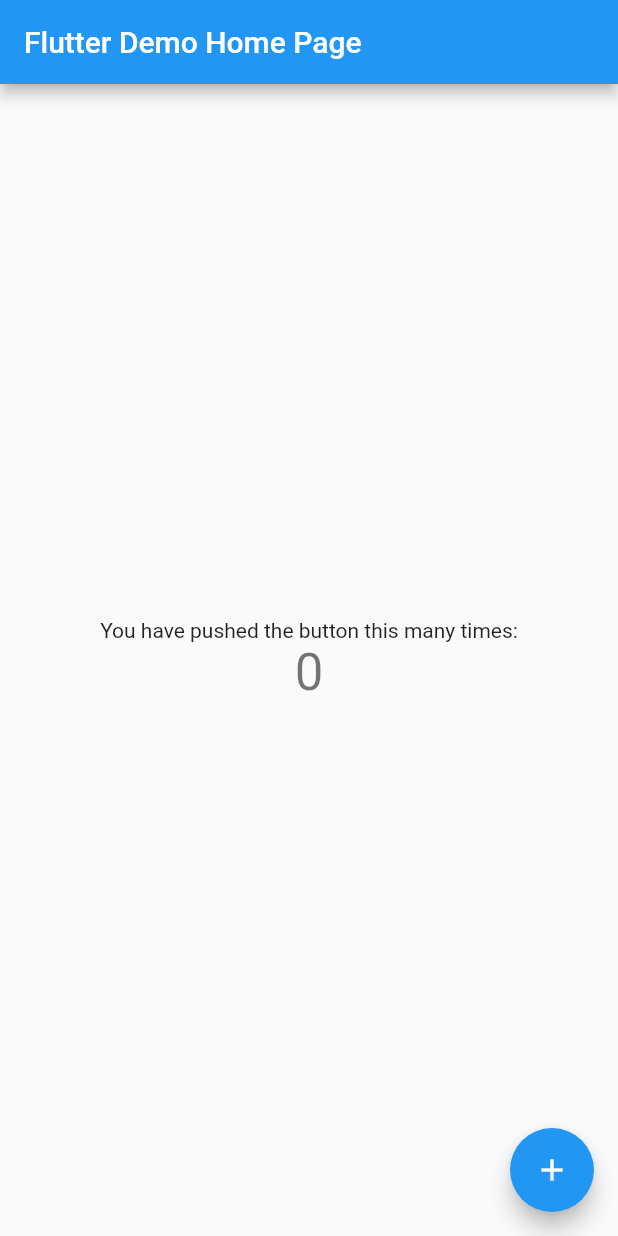
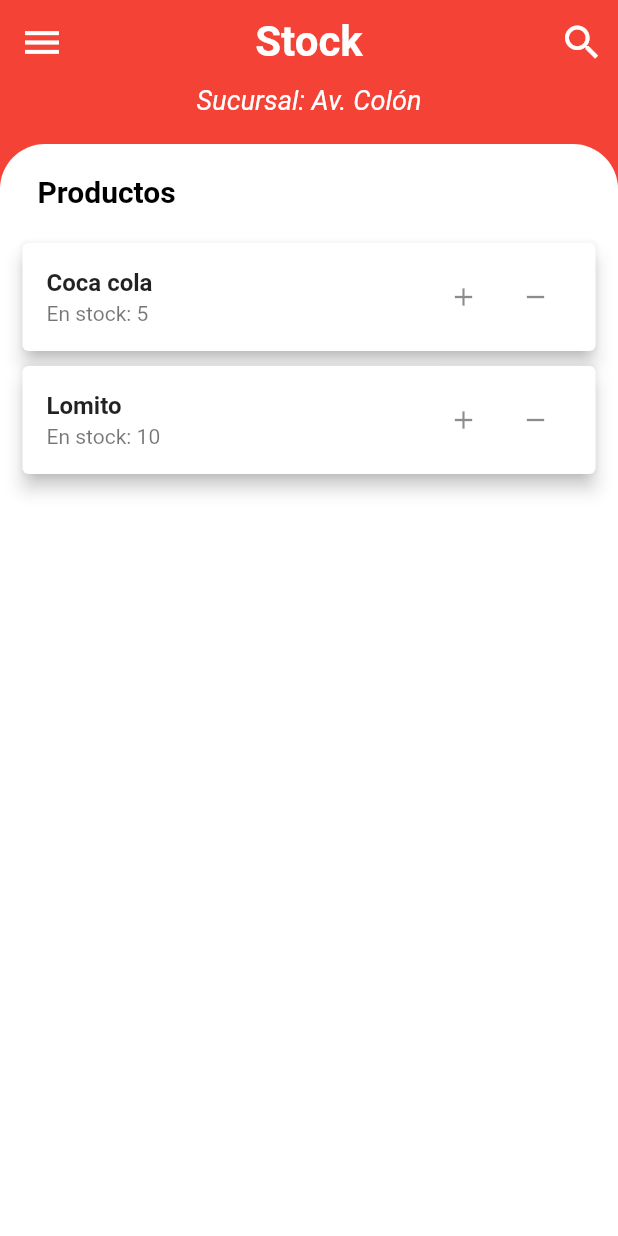
Before and after one commit to ignalauret/Flutter-stockControlApp, a Flutter app: the screen it shows after launch, on a phone screen of 412 x 824 dp. Run offline on Flutter 3.47's test engine with Material 2 defaults, Android fonts, the phone set to English and light mode, and no system bars.

Commit message:
Product and Base UI

```diff
--- /dev/null
+++ b/lib/Models/Product.dart
@@ -0,0 +1,11 @@
+import 'package:flutter/material.dart';
+
+class Product {
+  int id;
+  String name;
+  double price;
+  Icon icon;
+  int stock;
+
+  Product(this.id, this.name, this.price, this.icon, this.stock);
+}
--- /dev/null
+++ b/lib/Screens/HomeScreen.dart
@@ -0,0 +1,112 @@
+import 'package:flutter/material.dart';
+import 'package:flutter/rendering.dart';
+import 'package:stockcontrolflutter/Models/Product.dart';
+import 'package:stockcontrolflutter/Widgets/HomeScreenHeader.dart';
+import 'package:stockcontrolflutter/Widgets/ProductsList.dart';
+import 'package:stockcontrolflutter/Widgets/productListElement.dart';
+
+class HomeScreen extends StatefulWidget {
+  @override
+  _HomeScreenState createState() => _HomeScreenState();
+}
+
+class _HomeScreenState extends State<HomeScreen> {
+  var Products = [
+    Product(
+      1,
+      "Coca cola",
+      25.99,
+      Icon(Icons.local_drink),
+      5,
+    ),
+    Product(
+      2,
+      "Lomito",
+      155.99,
+      Icon(Icons.fastfood),
+      10,
+    ),
+  ];
+
+  void _addStock(int id, int amount) {
+    setState(() {
+      Products.firstWhere((prod) {
+        return prod.id == id;
+      }).stock += amount;
+    });
+  }
+
+  void showDetail() {
+
+  }
+
+  @override
+  Widget build(BuildContext context) {
+    return Scaffold(
+      backgroundColor: Theme.of(context).primaryColor,
+      appBar: AppBar(
+        centerTitle: true,
+        leading: IconButton(
+          icon: Icon(Icons.menu),
+          iconSize: 30.0,
+          color: Colors.white,
+          onPressed: () {},
+        ),
+        title: Text(
+          'Stock',
+          style: TextStyle(
+            fontSize: 28.0,
+            fontWeight: FontWeight.bold,
+          ),
+        ),
+        elevation: 0.0,
+        actions: <Widget>[
+          IconButton(
+            icon: Icon(Icons.search),
+            iconSize: 30.0,
+            color: Colors.white,
+            onPressed: () {},
+          ),
+        ],
+      ),
+      body: Column(
+        children: <Widget>[
+          HomeScreenHeader(),
+          Expanded(
+            child: Container(
+              decoration: BoxDecoration(
+                color: Colors.white,
+                borderRadius: BorderRadius.only(
+                  topLeft: Radius.circular(30.0),
+                  topRight: Radius.circular(30.0),
+                ),
+              ),
+              child: Column(
+                children: <Widget>[
+                  Container(
+                    alignment: Alignment.centerLeft,
+                    child: Padding(
+                      padding:
+                          const EdgeInsets.only(left: 25, top: 20, bottom: 18),
+                      child: Text(
+                        "Productos",
+                        style: TextStyle(
+                          color: Colors.black,
+                          fontSize: 20,
+                          fontWeight: FontWeight.bold,
+                        ),
+                      ),
+                    ),
+                  ),
+                  Expanded(
+                    child: ProductList(Products, _addStock),
+                  )
+                ],
+              ),
+            ),
+          ),
+        ],
+      ),
+    );
+  }
+}
--- /dev/null
+++ b/lib/Widgets/HomeScreenHeader.dart
@@ -0,0 +1,19 @@
+import 'package:flutter/material.dart';
+
+class HomeScreenHeader extends StatelessWidget {
+  @override
+  Widget build(BuildContext context) {
+    return Container(
+      height: 40,
+      color: Theme.of(context).primaryColor,
+      child: Text(
+        "Sucursal: Av. Colón",
+        style: TextStyle(
+          fontSize: 18,
+          color: Colors.white,
+          fontStyle: FontStyle.italic,
+        ),
+      ),
+    );
+  }
+}
--- /dev/null
+++ b/lib/Widgets/ProductsList.dart
@@ -0,0 +1,30 @@
+import 'package:flutter/material.dart';
+import 'package:stockcontrolflutter/Models/Product.dart';
+import 'package:stockcontrolflutter/Widgets/productListElement.dart';
+
+class ProductList extends StatefulWidget {
+  final List<Product> _products;
+  final Function _addStock;
+
+  ProductList(this._products, this._addStock);
+
+  @override
+  _ProductListState createState() => _ProductListState();
+}
+
+class _ProductListState extends State<ProductList> {
+  @override
+  Widget build(BuildContext context) {
+    return ListView.builder(
+      itemBuilder: (ctx, index) {
+        return ProductListElement(
+          widget._products[index].id,
+          widget._products[index].name,
+          widget._products[index].stock,
+          widget._addStock,
+        );
+      },
+      itemCount: widget._products.length,
+    );
+  }
+}
--- /dev/null
+++ b/lib/Widgets/productListElement.dart
@@ -0,0 +1,49 @@
+import 'package:flutter/material.dart';
+
+class ProductListElement extends StatelessWidget {
+  final int id;
+  final String text;
+  final int stock;
+  final Function _addStock;
+
+  ProductListElement(this.id, this.text, this.stock, this._addStock);
+  @override
+  Widget build(BuildContext context) {
+    return Card(
+      margin: EdgeInsets.symmetric(vertical: 5, horizontal: 15),
+      elevation: 5,
+      child: ListTile(
+        title: Text(
+          text,
+          style: TextStyle(
+            fontWeight: FontWeight.bold,
+          ),
+        ),
+        subtitle: Text("En stock: $stock"),
+        trailing: Container(
+          width: 100,
+          child: Row(
+            mainAxisAlignment: MainAxisAlignment.end,
+            children: <Widget>[
+              IconButton(
+                icon: Icon(Icons.add),
+                iconSize: 20,
+                onPressed: () {
+                  _addStock(id, 1);
+                },
+              ),
+              IconButton(
+                icon: Icon(Icons.remove),
+                iconSize: 20,
+                onPressed: () {
+                  _addStock(id, -1);
+                },
+              ),
+            ],
+          ),
+        ),
+        onLongPress: () {},
+      ),
+    );
+  }
+}
--- a/lib/main.dart
+++ b/lib/main.dart
@@ -1,4 +1,6 @@
 import 'package:flutter/material.dart';
+
+import 'Screens/HomeScreen.dart';
 
 void main() => runApp(MyApp());
 
@@ -7,105 +9,13 @@ class MyApp extends StatelessWidget {
   @override
   Widget build(BuildContext context) {
     return MaterialApp(
-      title: 'Flutter Demo',
+      title: 'Flutter Chat UI',
+      debugShowCheckedModeBanner: false,
       theme: ThemeData(
-        // This is the theme of your application.
-        //
-        // Try running your application with "flutter run". You'll see the
-        // application has a blue toolbar. Then, without quitting the app, try
-        // changing the primarySwatch below to Colors.green and then invoke
-        // "hot reload" (press "r" in the console where you ran "flutter run",
-        // or simply save your changes to "hot reload" in a Flutter IDE).
-        // Notice that the counter didn't reset back to zero; the application
-        // is not restarted.
-        primarySwatch: Colors.blue,
+        primaryColor: Colors.red,
+        accentColor: Color(0xFFFEF9EB),
       ),
-      home: MyHomePage(title: 'Flutter Demo Home Page'),
+      home: HomeScreen(),
     );
   }
 }
-
-class MyHomePage extends StatefulWidget {
-  MyHomePage({Key key, this.title}) : super(key: key);
-
-  // This widget is the home page of your application. It is stateful, meaning
-  // that it has a State object (defined below) that contains fields that affect
-  // how it looks.
-
-  // This class is the configuration for the state. It holds the values (in this
-  // case the title) provided by the parent (in this case the App widget) and
-  // used by the build method of the State. Fields in a Widget subclass are
-  // always marked "final".
-
-  final String title;
-
-  @override
-  _MyHomePageState createState() => _MyHomePageState();
-}
-
-class _MyHomePageState extends State<MyHomePage> {
-  int _counter = 0;
-
-  void _incrementCounter() {
-    setState(() {
-      // This call to setState tells the Flutter framework that something has
-      // changed in this State, which causes it to rerun the build method below
-      // so that the display can reflect the updated values. If we changed
-      // _counter without calling setState(), then the build method would not be
-      // called again, and so nothing would appear to happen.
-      _counter++;
-    });
-  }
-
-  @override
-  Widget build(BuildContext context) {
-    // This method is rerun every time setState is called, for instance as done
-    // by the _incrementCounter method above.
-    //
-    // The Flutter framework has been optimized to make rerunning build methods
-    // fast, so that you can just rebuild anything that needs updating rather
-    // than having to individually change instances of widgets.
-    return Scaffold(
-      appBar: AppBar(
-        // Here we take the value from the MyHomePage object that was created by
-        // the App.build method, and use it to set our appbar title.
-        title: Text(widget.title),
-      ),
-      body: Center(
-        // Center is a layout widget. It takes a single child and positions it
-        // in the middle of the parent.
-        child: Column(
-          // Column is also a layout widget. It takes a list of children and
-          // arranges them vertically. By default, it sizes itself to fit its
-          // children horizontally, and tries to be as tall as its parent.
-          //
-          // Invoke "debug painting" (press "p" in the console, choose the
-          // "Toggle Debug Paint" action from the Flutter Inspector in Android
-          // Studio, or the "Toggle Debug Paint" command in Visual Studio Code)
-          // to see the wireframe for each widget.
-          //
-          // Column has various properties to control how it sizes itself and
-          // how it positions its children. Here we use mainAxisAlignment to
-          // center the children vertically; the main axis here is the vertical
-          // axis because Columns are vertical (the cross axis would be
-          // horizontal).
-          mainAxisAlignment: MainAxisAlignment.center,
-          children: <Widget>[
-            Text(
-              'You have pushed the button this many times:',
-            ),
-            Text(
-              '$_counter',
-              style: Theme.of(context).textTheme.display1,
-            ),
-          ],
-        ),
-      ),
-      floatingActionButton: FloatingActionButton(
-        onPressed: _incrementCounter,
-        tooltip: 'Increment',
-        child: Icon(Icons.add),
-      ), // This trailing comma makes auto-formatting nicer for build methods.
-    );
-  }
-}
```
Also changed, not shown: lib/Widgets/ProductDetail.dart (added).
